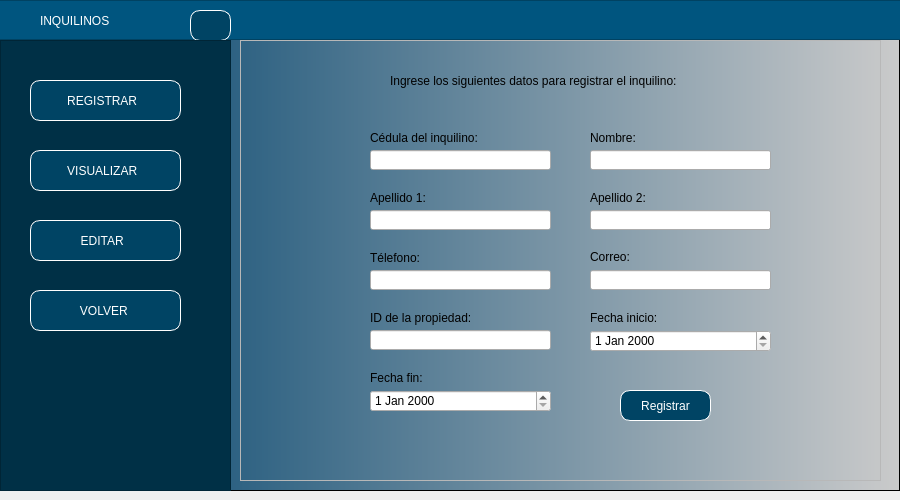
Qt form InterfazGrafica/ventanaRegistrarInquilino.ui (nicoArley/gestionPropiedades) before a commit.
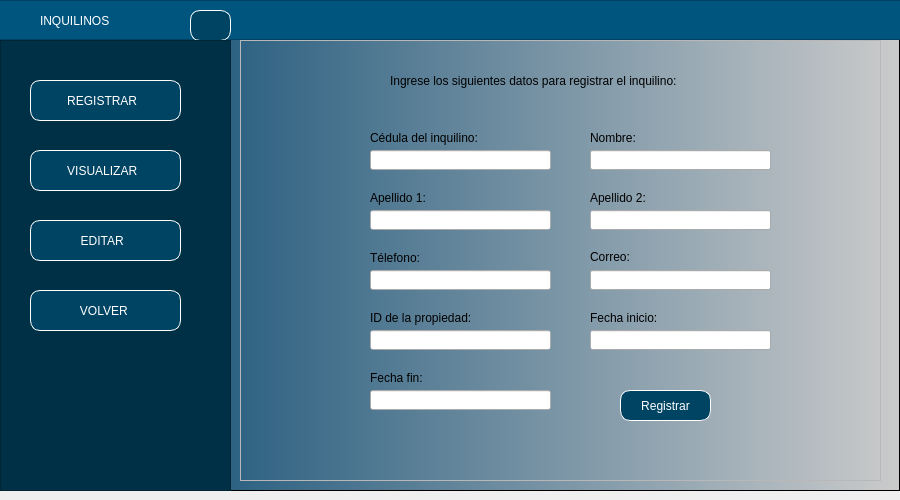
The same form after that commit. Icons and pictures are not drawn.

Commit message: cambios en los .ui

Patch:
```diff
--- a/InterfazGrafica/ventanaRegistrarInquilino.ui
+++ b/InterfazGrafica/ventanaRegistrarInquilino.ui
@@ -522,16 +522,6 @@
            <string>Fecha inicio:</string>
           </property>
          </widget>
-         <widget class="QDateEdit" name="dateEdit">
-          <property name="geometry">
-           <rect>
-            <x>360</x>
-            <y>290</y>
-            <width>181</width>
-            <height>22</height>
-           </rect>
-          </property>
-         </widget>
          <widget class="QLabel" name="label_13">
           <property name="geometry">
            <rect>
@@ -549,13 +539,23 @@
            <string>Fecha fin:</string>
           </property>
          </widget>
-         <widget class="QDateEdit" name="dateEdit_2">
+         <widget class="QLineEdit" name="txtFechaInicio">
+          <property name="geometry">
+           <rect>
+            <x>360</x>
+            <y>290</y>
+            <width>181</width>
+            <height>20</height>
+           </rect>
+          </property>
+         </widget>
+         <widget class="QLineEdit" name="txtFechaFin">
           <property name="geometry">
            <rect>
             <x>140</x>
             <y>350</y>
             <width>181</width>
-            <height>22</height>
+            <height>20</height>
            </rect>
           </property>
          </widget>
```
Left out of the diff: 2 changed lines with no effect on the pictures. The commit also changes 2 other files.
